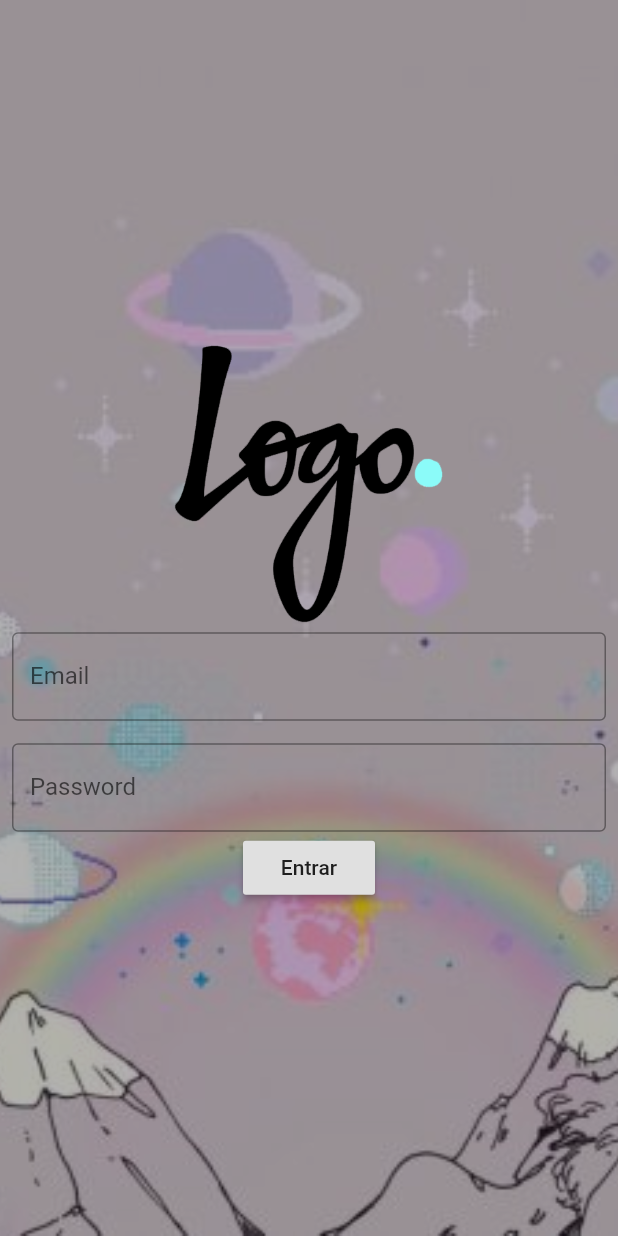
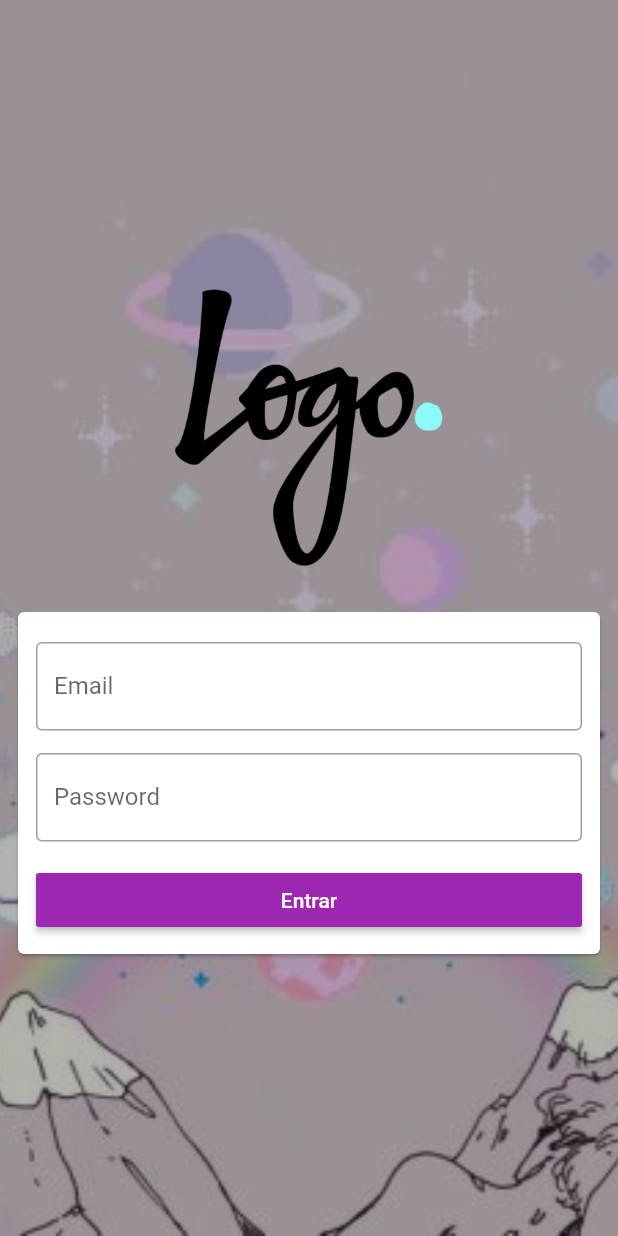
Before and after one commit to lucas-militao/Curso_de_Flutter, a Flutter app: the screen it shows after launch, on a phone screen of 412 x 824 dp. Run offline on Flutter 3.47's test engine with Material 2 defaults, Android fonts, the phone set to English and light mode, and no system bars.

Commit message:
Material Card

```diff
--- a/lib/login_page.dart
+++ b/lib/login_page.dart
@@ -27,15 +27,25 @@ class _LoginPageState extends State<LoginPage> {
                     child: Image.asset('assets/images/logo.png'),
                   ),
                   Container(
-                    height: 0,
+                    height: 20,
                   ),
+                  Card(
+                    child: Padding(
+                      padding: const EdgeInsets.only(
+                        left: 12,
+                        right: 12,
+                        top: 20,
+                        bottom: 12),
+                      child: Column(
+                        children: [
                           TextField(
                             onChanged: (text) {
                               email = text;
                             },
                             keyboardType: TextInputType.emailAddress,
                             decoration: InputDecoration(
-                        labelText: 'Email', border: OutlineInputBorder()),
+                                labelText: 'Email',
+                                border: OutlineInputBorder()),
                           ),
                           SizedBox(
                             height: 15,
@@ -46,19 +56,31 @@ class _LoginPageState extends State<LoginPage> {
                             },
                             obscureText: true,
                             decoration: InputDecoration(
-                        labelText: 'Password', border: OutlineInputBorder()),
+                                labelText: 'Password',
+                                border: OutlineInputBorder()),
                           ),
+                          SizedBox (height: 15),
                           RaisedButton(
+                            textColor: Colors.white,
+                            color: Colors.purple,
                             onPressed: () {
                               if (email == 'lucasmilitao@email.com' &&
                                   password == 'lucas2312') {
-                        Navigator.of(context).pushReplacementNamed('/home');
+                                Navigator.of(context)
+                                    .pushReplacementNamed('/home');
                               } else {
                                 print('login incorreto');
                               }
                             },
-                    child: Text('Entrar'),
+                            child: Container (
+                                width: double.infinity,
+                                child: Text('Entrar', textAlign: TextAlign.center,)
+                              ),
                           )
+                        ],
+                      ),
+                    ),
+                  ),
                 ],
               ),
             )),
@@ -73,9 +95,13 @@ class _LoginPageState extends State<LoginPage> {
         children: [
           SizedBox(
               height: MediaQuery.of(context).size.height,
-            child: Image.asset('assets/images/background.jpg', fit: BoxFit.cover,)
+              child: Image.asset(
+                'assets/images/background.jpg',
+                fit: BoxFit.cover,
+              )),
+          Container(
+            color: Colors.black.withOpacity(0.3),
           ),
-          Container(color: Colors.black.withOpacity(0.3),),
           _body(),
         ],
       ),
```
Lines whose indentation alone changed are shown as unchanged.
